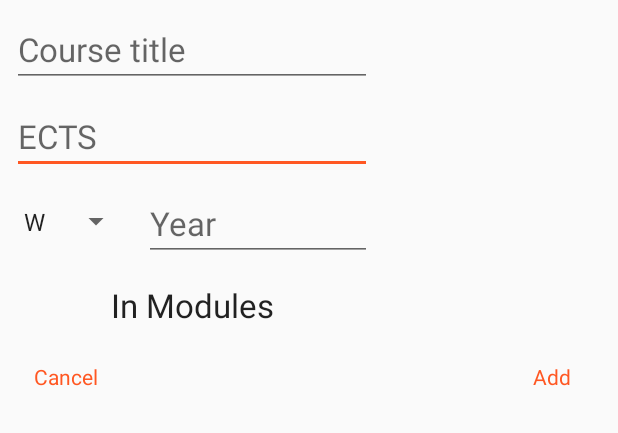
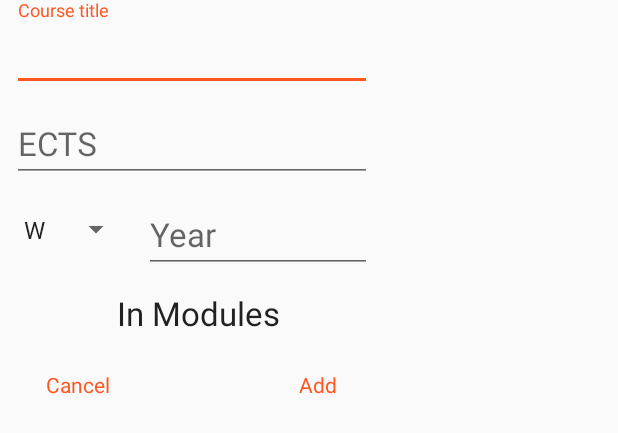
Before and after one commit to mnipshagen/planning_machine, an Android app: the layout unlisted_course.xml on its own in the app's theme, with its tools: preview values and no code run, on a phone screen of 412 x 824 dp. Shown: the top 433 px of the screen. Run offline under Robolectric (Android 15) with nearby library versions, the phone set to English and light mode, and no system bars.

Commit message:
made the edit texts more beautiful

```diff
--- a/app/src/main/res/layout/unlisted_course.xml
+++ b/app/src/main/res/layout/unlisted_course.xml
@@ -1,28 +1,87 @@
 <?xml version="1.0" encoding="utf-8"?>
 <RelativeLayout xmlns:android="http://schemas.android.com/apk/res/android"
-    xmlns:app="http://schemas.android.com/apk/res-auto"
     xmlns:tools="http://schemas.android.com/tools"
     android:layout_width="wrap_content"
     android:layout_height="wrap_content"
     tools:layout_editor_absoluteX="9dp"
     tools:layout_editor_absoluteY="8dp">
 
+    <android.support.design.widget.TextInputLayout
+        android:layout_width="wrap_content"
+        android:layout_height="wrap_content"
+        android:id="@+id/unknown_courseTitleLayout"
+        android:layout_alignParentStart="true"
+        android:layout_alignParentTop="true" >
+
+        <EditText
+            android:id="@+id/unknown_courseTitle"
+            android:layout_width="240dp"
+            android:layout_height="wrap_content"
+            android:layout_marginLeft="8dp"
+            android:layout_marginRight="8dp"
+            android:layout_marginTop="8dp"
+            android:layout_weight="1"
+            android:ems="10"
+            android:hint="@string/select_course"
+            android:inputType="text"
+            android:textAppearance="@android:style/TextAppearance.Material.Large" />
+    </android.support.design.widget.TextInputLayout>
+
+    <android.support.design.widget.TextInputLayout
+        android:layout_width="wrap_content"
+        android:layout_height="wrap_content"
+        android:id="@+id/unknown_ECTSLayout"
+        android:layout_below="@+id/unknown_courseTitleLayout"
+        android:layout_alignParentStart="true" >
+
+        <EditText
+            android:id="@+id/unknown_ECTS"
+            android:layout_width="240dp"
+            android:layout_height="wrap_content"
+            android:layout_marginLeft="8dp"
+            android:layout_marginRight="8dp"
+            android:layout_marginTop="8dp"
+            android:ems="10"
+            android:hint="ECTS"
+            android:inputType="number"
+            android:textAppearance="@android:style/TextAppearance.Material.Large" />
+    </android.support.design.widget.TextInputLayout>
+
+    <android.support.design.widget.TextInputLayout
+        android:layout_width="wrap_content"
+        android:layout_height="wrap_content"
+        android:layout_below="@+id/unknown_ECTSLayout"
+        android:layout_alignEnd="@+id/unknown_ECTSLayout" >
+
+        <EditText
+            android:id="@+id/unknown_year"
+            android:layout_width="152dp"
+            android:layout_height="wrap_content"
+            android:layout_marginTop="8dp"
+            android:layout_marginRight="8dp"
+            android:ems="10"
+            android:hint="Year"
+            android:inputType="number"
+            android:textAppearance="@android:style/TextAppearance.Material.Large" />
+    </android.support.design.widget.TextInputLayout>
+
     <Spinner
         android:id="@+id/unknown_spinner"
         android:layout_marginTop="8dp"
         android:layout_width="80dp"
         android:layout_height="47dp"
+        android:layout_marginLeft="8dp"
         android:layout_marginRight="8dp"
         android:entries="@array/terms"
-        android:layout_below="@+id/unknown_ECTS"
-        android:layout_alignStart="@+id/unknown_ECTS" />
+        android:layout_below="@+id/unknown_ECTSLayout"
+        android:layout_alignStart="@+id/unknown_ECTSLayout" />
 
     <Button
         android:id="@+id/unknown_butt_add"
         style="@android:style/Widget.Material.ButtonBar.AlertDialog"
         android:layout_width="88dp"
         android:layout_height="wrap_content"
-        android:layout_alignParentEnd="true"
+        android:layout_alignEnd="@+id/unknown_butt_modules"
         android:layout_below="@+id/unknown_butt_modules"
         android:text="Add"
         android:textAllCaps="false"
@@ -33,7 +92,7 @@
         style="@android:style/Widget.Material.ButtonBar.AlertDialog"
         android:layout_width="88dp"
         android:layout_height="wrap_content"
-        android:layout_alignParentStart="true"
+        android:layout_alignStart="@+id/unknown_butt_modules"
         android:layout_below="@+id/unknown_butt_modules"
         android:text="Cancel"
         android:textAllCaps="false"
@@ -42,7 +101,7 @@
     <Button
         android:id="@+id/unknown_butt_modules"
         style="@android:style/Widget.Material.ButtonBar.AlertDialog"
-        android:layout_width="240dp"
+        android:layout_width="248dp"
         android:layout_height="wrap_content"
         android:layout_alignParentStart="true"
         android:layout_below="@+id/unknown_spinner"
@@ -52,43 +111,4 @@
         android:text="In Modules"
         android:textAppearance="@android:style/TextAppearance.Material.Large" />
 
-    <EditText
-        android:id="@+id/unknown_ECTS"
-        android:layout_width="240dp"
-        android:layout_height="wrap_content"
-        android:layout_marginLeft="8dp"
-        android:layout_marginRight="8dp"
-        android:layout_marginTop="8dp"
-        android:ems="10"
-        android:hint="ECTS"
-        android:inputType="number"
-        android:textAppearance="@android:style/TextAppearance.Material.Large"
-        android:layout_below="@+id/unknown_courseTitle"
-        android:layout_alignParentStart="true" />
-
-    <EditText
-        android:id="@+id/unknown_courseTitle"
-        android:layout_width="240dp"
-        android:layout_height="wrap_content"
-        android:layout_marginLeft="8dp"
-        android:layout_marginRight="8dp"
-        android:layout_marginTop="8dp"
-        android:ems="10"
-        android:hint="@string/select_course"
-        android:inputType="text"
-        android:textAppearance="@android:style/TextAppearance.Material.Large"
-        android:layout_alignParentTop="true"
-        android:layout_alignParentStart="true" />
-
-    <EditText
-        android:id="@+id/unknown_year"
-        android:layout_width="152dp"
-        android:layout_height="wrap_content"
-        android:layout_marginTop="8dp"
-        android:ems="10"
-        android:hint="Year"
-        android:inputType="number"
-        android:textAppearance="@android:style/TextAppearance.Material.Large"
-        android:layout_below="@+id/unknown_ECTS"
-        android:layout_alignEnd="@+id/unknown_ECTS" />
 </RelativeLayout>
```
